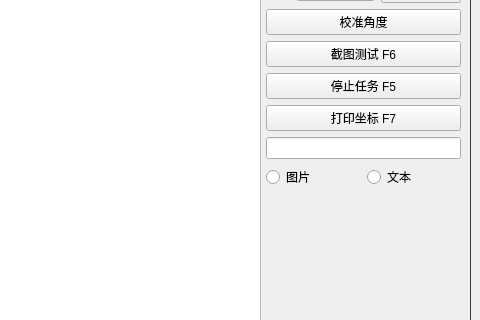
Qt form resource/ui/UI.ui (qlx3264/Simulated_Scepter) before a commit; both pictures show x 450 to 930 and y 325 to 645 of the 930 by 760 pixel window.
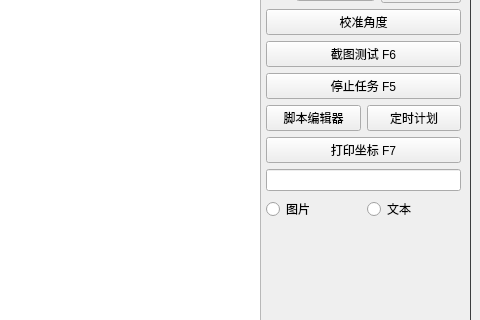
The same form after that commit. Icons and pictures are not drawn.

Commit message: feat(gui): 添加脚本编辑、单轮调试与定时计划

The edit to the form file:
```diff
--- a/resource/ui/UI.ui
+++ b/resource/ui/UI.ui
@@ -779,6 +779,22 @@
                  </property>
                 </widget>
                </item>
+               <item>
+                <layout class="QHBoxLayout" name="script_tools_row">
+                 <item>
+                  <widget class="QPushButton" name="script_editor_btn">
+                   <property name="sizePolicy"><sizepolicy hsizetype="Ignored" vsizetype="Fixed"><horstretch>0</horstretch><verstretch>0</verstretch></sizepolicy></property>
+                   <property name="text"><string>脚本编辑器</string></property>
+                  </widget>
+                 </item>
+                 <item>
+                  <widget class="QPushButton" name="schedule_btn">
+                   <property name="sizePolicy"><sizepolicy hsizetype="Ignored" vsizetype="Fixed"><horstretch>0</horstretch><verstretch>0</verstretch></sizepolicy></property>
+                   <property name="text"><string>定时计划</string></property>
+                  </widget>
+                 </item>
+                </layout>
+               </item>
                <item>
                 <widget class="QPushButton" name="print_btn">
                  <property name="text">
```
The commit also changes 21 other files.
